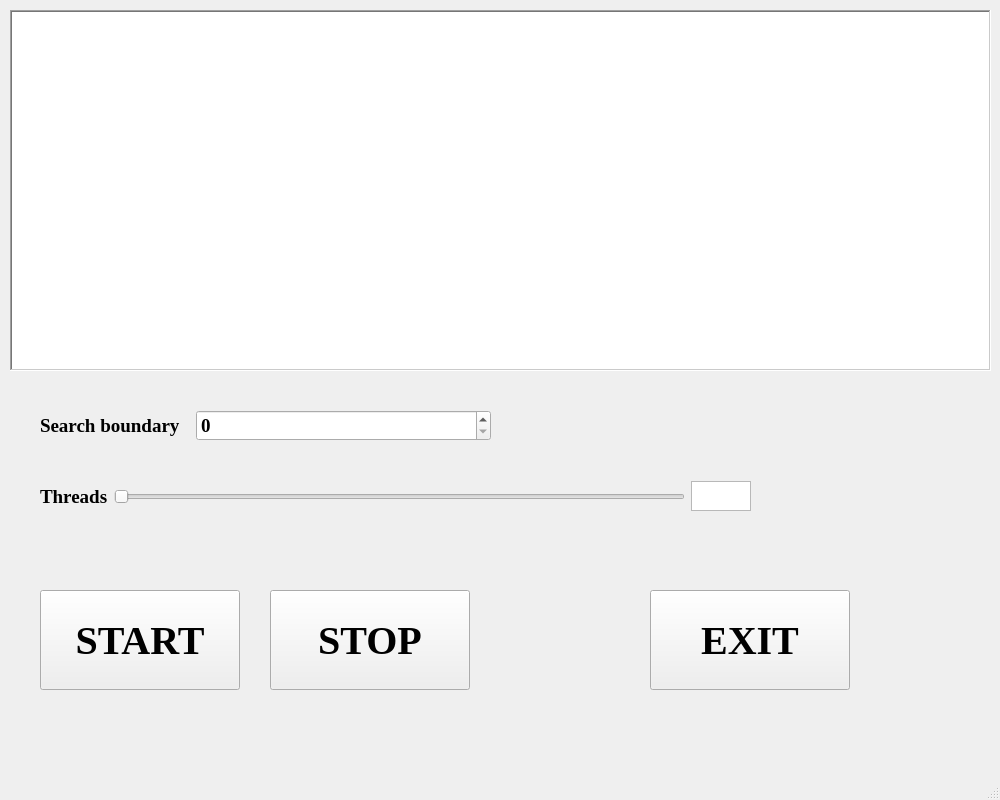
Above: CollatzSequence/mainwindow.ui from fisherman-as/Hillel_Final_Project_cpp before the change. Below: the same form after it.
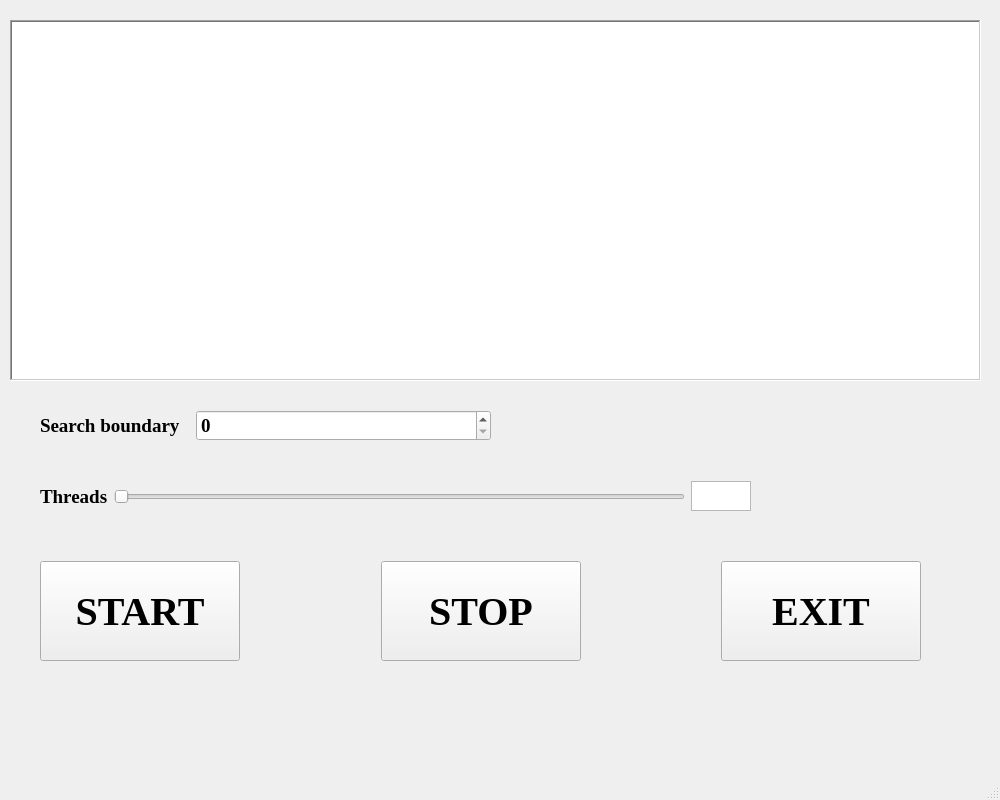
That is the form after the change.

The edit to the form file:
```diff
--- a/CollatzSequence/mainwindow.ui
+++ b/CollatzSequence/mainwindow.ui
@@ -37,166 +37,6 @@
    <string>MainWindow</string>
   </property>
   <widget class="QWidget" name="centralwidget">
-   <widget class="QTextBrowser" name="textBrowser">
-    <property name="geometry">
-     <rect>
-      <x>10</x>
-      <y>10</y>
-      <width>981</width>
-      <height>361</height>
-     </rect>
-    </property>
-    <property name="frameShape">
-     <enum>QFrame::Shape::WinPanel</enum>
-    </property>
-    <property name="frameShadow">
-     <enum>QFrame::Shadow::Sunken</enum>
-    </property>
-    <property name="verticalScrollBarPolicy">
-     <enum>Qt::ScrollBarPolicy::ScrollBarAlwaysOff</enum>
-    </property>
-    <property name="horizontalScrollBarPolicy">
-     <enum>Qt::ScrollBarPolicy::ScrollBarAlwaysOff</enum>
-    </property>
-    <property name="sizeAdjustPolicy">
-     <enum>QAbstractScrollArea::SizeAdjustPolicy::AdjustIgnored</enum>
-    </property>
-   </widget>
-   <widget class="QPushButton" name="StartButton">
-    <property name="geometry">
-     <rect>
-      <x>40</x>
-      <y>590</y>
-      <width>200</width>
-      <height>100</height>
-     </rect>
-    </property>
-    <property name="minimumSize">
-     <size>
-      <width>200</width>
-      <height>100</height>
-     </size>
-    </property>
-    <property name="maximumSize">
-     <size>
-      <width>200</width>
-      <height>100</height>
-     </size>
-    </property>
-    <property name="font">
-     <font>
-      <family>Times New Roman</family>
-      <pointsize>30</pointsize>
-      <italic>false</italic>
-      <bold>true</bold>
-      <underline>false</underline>
-      <strikeout>false</strikeout>
-      <kerning>true</kerning>
-     </font>
-    </property>
-    <property name="text">
-     <string>START</string>
-    </property>
-    <property name="iconSize">
-     <size>
-      <width>26</width>
-      <height>16</height>
-     </size>
-    </property>
-    <property name="shortcut">
-     <string extracomment="Press to start"/>
-    </property>
-   </widget>
-   <widget class="QPushButton" name="StopButton">
-    <property name="geometry">
-     <rect>
-      <x>270</x>
-      <y>590</y>
-      <width>200</width>
-      <height>100</height>
-     </rect>
-    </property>
-    <property name="minimumSize">
-     <size>
-      <width>200</width>
-      <height>100</height>
-     </size>
-    </property>
-    <property name="maximumSize">
-     <size>
-      <width>200</width>
-      <height>100</height>
-     </size>
-    </property>
-    <property name="font">
-     <font>
-      <family>Times New Roman</family>
-      <pointsize>30</pointsize>
-      <italic>false</italic>
-      <bold>true</bold>
-      <underline>false</underline>
-      <strikeout>false</strikeout>
-      <kerning>true</kerning>
-     </font>
-    </property>
-    <property name="text">
-     <string>STOP</string>
-    </property>
-    <property name="iconSize">
-     <size>
-      <width>26</width>
-      <height>16</height>
-     </size>
-    </property>
-    <property name="shortcut">
-     <string extracomment="Press to start"/>
-    </property>
-   </widget>
-   <widget class="QPushButton" name="ExitButton">
-    <property name="geometry">
-     <rect>
-      <x>650</x>
-      <y>590</y>
-      <width>200</width>
-      <height>100</height>
-     </rect>
-    </property>
-    <property name="minimumSize">
-     <size>
-      <width>200</width>
-      <height>100</height>
-     </size>
-    </property>
-    <property name="maximumSize">
-     <size>
-      <width>200</width>
-      <height>100</height>
-     </size>
-    </property>
-    <property name="font">
-     <font>
-      <family>Times New Roman</family>
-      <pointsize>30</pointsize>
-      <italic>false</italic>
-      <bold>true</bold>
-      <underline>false</underline>
-      <strikeout>false</strikeout>
-      <kerning>true</kerning>
-     </font>
-    </property>
-    <property name="text">
-     <string>EXIT</string>
-    </property>
-    <property name="iconSize">
-     <size>
-      <width>26</width>
-      <height>16</height>
-     </size>
-    </property>
-    <property name="shortcut">
-     <string extracomment="Press to start"/>
-    </property>
-   </widget>
    <widget class="QWidget" name="horizontalLayoutWidget">
     <property name="geometry">
      <rect>
@@ -289,6 +129,192 @@
      </item>
     </layout>
    </widget>
+   <widget class="QWidget" name="horizontalLayoutWidget_3">
+    <property name="geometry">
+     <rect>
+      <x>40</x>
+      <y>560</y>
+      <width>881</width>
+      <height>102</height>
+     </rect>
+    </property>
+    <layout class="QHBoxLayout" name="horizontalLayout_3">
+     <item>
+      <widget class="QPushButton" name="StartButton">
+       <property name="minimumSize">
+        <size>
+         <width>200</width>
+         <height>100</height>
+        </size>
+       </property>
+       <property name="maximumSize">
+        <size>
+         <width>200</width>
+         <height>100</height>
+        </size>
+       </property>
+       <property name="font">
+        <font>
+         <family>Times New Roman</family>
+         <pointsize>30</pointsize>
+         <italic>false</italic>
+         <bold>true</bold>
+         <underline>false</underline>
+         <strikeout>false</strikeout>
+         <kerning>true</kerning>
+        </font>
+       </property>
+       <property name="text">
+        <string>START</string>
+       </property>
+       <property name="iconSize">
+        <size>
+         <width>26</width>
+         <height>16</height>
+        </size>
+       </property>
+       <property name="shortcut">
+        <string extracomment="Press to start"/>
+       </property>
+      </widget>
+     </item>
+     <item>
+      <spacer name="horizontalSpacer">
+       <property name="orientation">
+        <enum>Qt::Orientation::Horizontal</enum>
+       </property>
+       <property name="sizeHint" stdset="0">
+        <size>
+         <width>40</width>
+         <height>20</height>
+        </size>
+       </property>
+      </spacer>
+     </item>
+     <item>
+      <widget class="QPushButton" name="StopButton">
+       <property name="minimumSize">
+        <size>
+         <width>200</width>
+         <height>100</height>
+        </size>
+       </property>
+       <property name="maximumSize">
+        <size>
+         <width>200</width>
+         <height>100</height>
+        </size>
+       </property>
+       <property name="font">
+        <font>
+         <family>Times New Roman</family>
+         <pointsize>30</pointsize>
+         <italic>false</italic>
+         <bold>true</bold>
+         <underline>false</underline>
+         <strikeout>false</strikeout>
+         <kerning>true</kerning>
+        </font>
+       </property>
+       <property name="text">
+        <string>STOP</string>
+       </property>
+       <property name="iconSize">
+        <size>
+         <width>26</width>
+         <height>16</height>
+        </size>
+       </property>
+       <property name="shortcut">
+        <string extracomment="Press to start"/>
+       </property>
+      </widget>
+     </item>
+     <item>
+      <spacer name="horizontalSpacer_2">
+       <property name="orientation">
+        <enum>Qt::Orientation::Horizontal</enum>
+       </property>
+       <property name="sizeHint" stdset="0">
+        <size>
+         <width>40</width>
+         <height>20</height>
+        </size>
+       </property>
+      </spacer>
+     </item>
+     <item>
+      <widget class="QPushButton" name="ExitButton">
+       <property name="minimumSize">
+        <size>
+         <width>200</width>
+         <height>100</height>
+        </size>
+       </property>
+       <property name="maximumSize">
+        <size>
+         <width>200</width>
+         <height>100</height>
+        </size>
+       </property>
+       <property name="font">
+        <font>
+         <family>Times New Roman</family>
+         <pointsize>30</pointsize>
+         <italic>false</italic>
+         <bold>true</bold>
+         <underline>false</underline>
+         <strikeout>false</strikeout>
+         <kerning>true</kerning>
+        </font>
+       </property>
+       <property name="text">
+        <string>EXIT</string>
+       </property>
+       <property name="iconSize">
+        <size>
+         <width>26</width>
+         <height>16</height>
+        </size>
+       </property>
+       <property name="shortcut">
+        <string extracomment="Press to start"/>
+       </property>
+      </widget>
+     </item>
+    </layout>
+   </widget>
+   <widget class="QWidget" name="verticalLayoutWidget">
+    <property name="geometry">
+     <rect>
+      <x>10</x>
+      <y>20</y>
+      <width>971</width>
+      <height>361</height>
+     </rect>
+    </property>
+    <layout class="QVBoxLayout" name="verticalLayout">
+     <item>
+      <widget class="QTextBrowser" name="textBrowser">
+       <property name="frameShape">
+        <enum>QFrame::Shape::WinPanel</enum>
+       </property>
+       <property name="frameShadow">
+        <enum>QFrame::Shadow::Sunken</enum>
+       </property>
+       <property name="verticalScrollBarPolicy">
+        <enum>Qt::ScrollBarPolicy::ScrollBarAlwaysOff</enum>
+       </property>
+       <property name="horizontalScrollBarPolicy">
+        <enum>Qt::ScrollBarPolicy::ScrollBarAlwaysOff</enum>
+       </property>
+       <property name="sizeAdjustPolicy">
+        <enum>QAbstractScrollArea::SizeAdjustPolicy::AdjustIgnored</enum>
+       </property>
+      </widget>
+     </item>
+    </layout>
+   </widget>
   </widget>
   <widget class="QStatusBar" name="statusbar"/>
  </widget>
```
